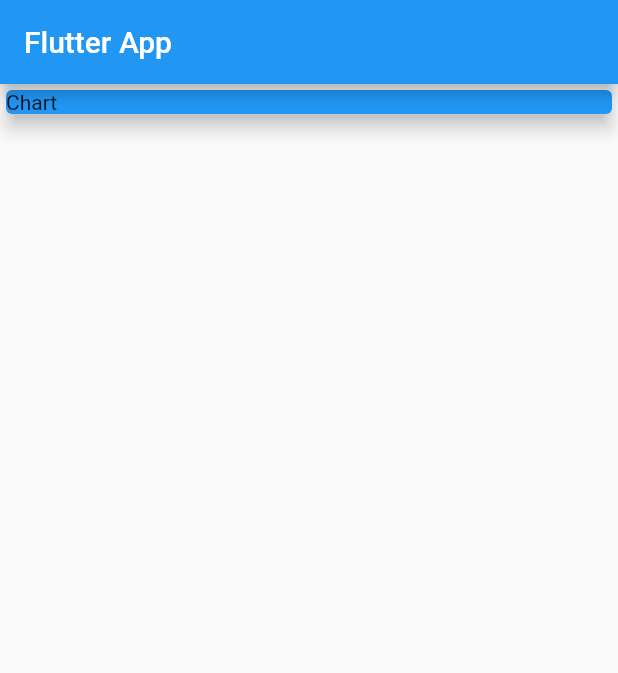
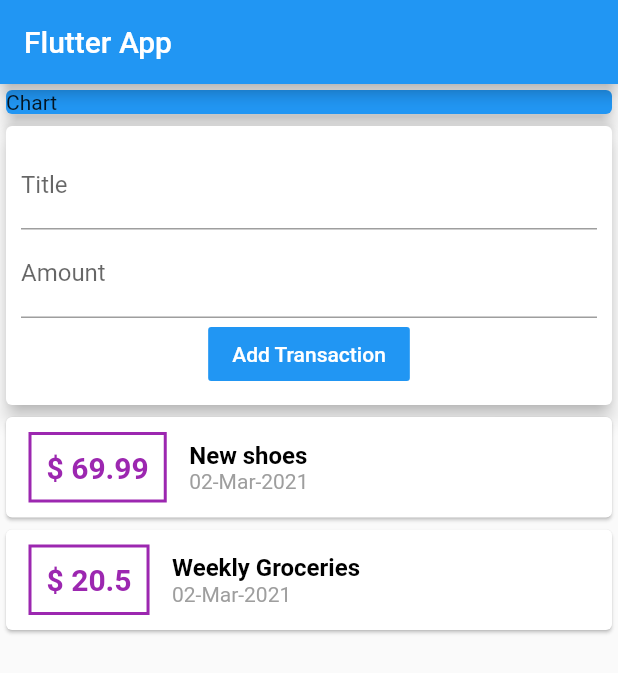
Before and after one commit to Raiyan-sharif/Personal_Expense-App, a Flutter app: the screen it shows after launch, on a phone screen of 412 x 824 dp. Shown: the top 673 px of the screen. Run offline on Flutter 3.47's test engine with Material 2 defaults, Android fonts, the phone set to English and light mode, and no system bars.

Commit message:
Items can be added to card

```diff
--- a/personal_expense_app/lib/main.dart
+++ b/personal_expense_app/lib/main.dart
@@ -1,4 +1,7 @@
 import 'package:flutter/material.dart';
+import 'package:personal_expense_app/widgets/new_transaction.dart';
+import 'package:personal_expense_app/widgets/transaction_list.dart';
+import 'package:personal_expense_app/widgets/user_transactions.dart';
 
 
 void main() {
@@ -33,121 +36,12 @@ class MyApp extends StatelessWidget {
               ),
             ),
 
+            UserTransactions(),
+//            TransactionList(),
+
           ],
         ),
       ),
     );
   }
 }
-
-//class MyApp extends StatelessWidget {
-//  // This widget is the root of your application.
-//  @override
-//  Widget build(BuildContext context) {
-//    return MaterialApp(
-//      title: 'Flutter Demo',
-//      theme: ThemeData(
-//        // This is the theme of your application.
-//        //
-//        // Try running your application with "flutter run". You'll see the
-//        // application has a blue toolbar. Then, without quitting the app, try
-//        // changing the primarySwatch below to Colors.green and then invoke
-//        // "hot reload" (press "r" in the console where you ran "flutter run",
-//        // or simply save your changes to "hot reload" in a Flutter IDE).
-//        // Notice that the counter didn't reset back to zero; the application
-//        // is not restarted.
-//        primarySwatch: Colors.blue,
-//        // This makes the visual density adapt to the platform that you run
-//        // the app on. For desktop platforms, the controls will be smaller and
-//        // closer together (more dense) than on mobile platforms.
-//        visualDensity: VisualDensity.adaptivePlatformDensity,
-//      ),
-//      home: MyHomePage(title: 'Flutter Demo Home Page'),
-//    );
-//  }
-//}
-//
-//class MyHomePage extends StatefulWidget {
-//  MyHomePage({Key key, this.title}) : super(key: key);
-//
-//  // This widget is the home page of your application. It is stateful, meaning
-//  // that it has a State object (defined below) that contains fields that affect
-//  // how it looks.
-//
-//  // This class is the configuration for the state. It holds the values (in this
-//  // case the title) provided by the parent (in this case the App widget) and
-//  // used by the build method of the State. Fields in a Widget subclass are
-//  // always marked "final".
-//
-//  final String title;
-//
-//  @override
-//  _MyHomePageState createState() => _MyHomePageState();
-//}
-//
-//class _MyHomePageState extends State<MyHomePage> {
-//  int _counter = 0;
-//
-//  void _incrementCounter() {
-//    setState(() {
-//      // This call to setState tells the Flutter framework that something has
-//      // changed in this State, which causes it to rerun the build method below
-//      // so that the display can reflect the updated values. If we changed
-//      // _counter without calling setState(), then the build method would not be
-//      // called again, and so nothing would appear to happen.
-//      _counter++;
-//    });
-//  }
-//
-//  @override
-//  Widget build(BuildContext context) {
-//    // This method is rerun every time setState is called, for instance as done
-//    // by the _incrementCounter method above.
-//    //
-//    // The Flutter framework has been optimized to make rerunning build methods
-//    // fast, so that you can just rebuild anything that needs updating rather
-//    // than having to individually change instances of widgets.
-//    return Scaffold(
-//      appBar: AppBar(
-//        // Here we take the value from the MyHomePage object that was created by
-//        // the App.build method, and use it to set our appbar title.
-//        title: Text(widget.title),
-//      ),
-//      body: Center(
-//        // Center is a layout widget. It takes a single child and positions it
-//        // in the middle of the parent.
-//        child: Column(
-//          // Column is also a layout widget. It takes a list of children and
-//          // arranges them vertically. By default, it sizes itself to fit its
-//          // children horizontally, and tries to be as tall as its parent.
-//          //
-//          // Invoke "debug painting" (press "p" in the console, choose the
-//          // "Toggle Debug Paint" action from the Flutter Inspector in Android
-//          // Studio, or the "Toggle Debug Paint" command in Visual Studio Code)
-//          // to see the wireframe for each widget.
-//          //
-//          // Column has various properties to control how it sizes itself and
-//          // how it positions its children. Here we use mainAxisAlignment to
-//          // center the children vertically; the main axis here is the vertical
-//          // axis because Columns are vertical (the cross axis would be
-//          // horizontal).
-//          mainAxisAlignment: MainAxisAlignment.center,
-//          children: <Widget>[
-//            Text(
-//              'You have pushed the button this many times:',
-//            ),
-//            Text(
-//              '$_counter',
-//              style: Theme.of(context).textTheme.headline4,
-//            ),
-//          ],
-//        ),
-//      ),
-//      floatingActionButton: FloatingActionButton(
-//        onPressed: _incrementCounter,
-//        tooltip: 'Increment',
-//        child: Icon(Icons.add),
-//      ), // This trailing comma makes auto-formatting nicer for build methods.
-//    );
-//  }
-//}
--- a/personal_expense_app/lib/widgets/new_transaction.dart
+++ b/personal_expense_app/lib/widgets/new_transaction.dart
@@ -1,13 +1,12 @@
 import 'package:flutter/material.dart';
 import 'package:personal_expense_app/models/transaction.dart';
 
-
 class NewTransaction extends StatelessWidget {
-
+  final Function addTx;
   final titleController = TextEditingController();
   final amountControlller = TextEditingController();
 
-
+  NewTransaction(this.addTx);
 
   @override
   Widget build(BuildContext context) {
@@ -16,7 +15,6 @@ class NewTransaction extends StatelessWidget {
       child: Container(
         padding: EdgeInsets.all(10),
         child: Column(
-
           children: [
             TextField(
               decoration: InputDecoration(
@@ -26,12 +24,9 @@ class NewTransaction extends StatelessWidget {
 //                      onChanged: (value){
 //                        this.titleInput = value;
 //                      },
-
             ),
             TextField(
-              decoration: InputDecoration(
-                  labelText: 'Amount'
-              ),
+              decoration: InputDecoration(labelText: 'Amount'),
               controller: amountControlller,
 //                      onChanged: (value){
 //                        this.amountInput = value;
@@ -41,11 +36,13 @@ class NewTransaction extends StatelessWidget {
               child: Text('Add Transaction'),
               color: Colors.blue,
               textColor: Colors.white,
-              onPressed: (){
-
+              onPressed: () {
+                addTx(
+                  titleController.text,
+                  double.parse(amountControlller.text),
+                );
               },
             ),
-
           ],
         ),
       ),
--- a/personal_expense_app/lib/widgets/user_transactions.dart
+++ b/personal_expense_app/lib/widgets/user_transactions.dart
@@ -9,7 +9,6 @@ class UserTransactions extends StatefulWidget {
 }
 
 class _UserTransactionsState extends State<UserTransactions> {
-
   final List<Transaction> _userTransactions = [
     Transaction(
       id: 't1',
@@ -25,15 +24,22 @@ class _UserTransactionsState extends State<UserTransactions> {
     ),
   ];
 
-  void _addNewTransaction(String title, double amount){
-
+  void _addNewTransaction(String txTitle, double txAmount) {
+    final newTX = Transaction(
+        title: txTitle,
+        amount: txAmount,
+        date: DateTime.now(),
+        id: DateTime.now().toString());
+    setState(() {
+      _userTransactions.add(newTX);
+    });
   }
 
   @override
   Widget build(BuildContext context) {
     return Column(
       children: [
-        NewTransaction(),
+        NewTransaction(_addNewTransaction),
         TransactionList(_userTransactions),
       ],
     );
```
Also changed, not shown: personal_expense_app/pubspec.lock.
